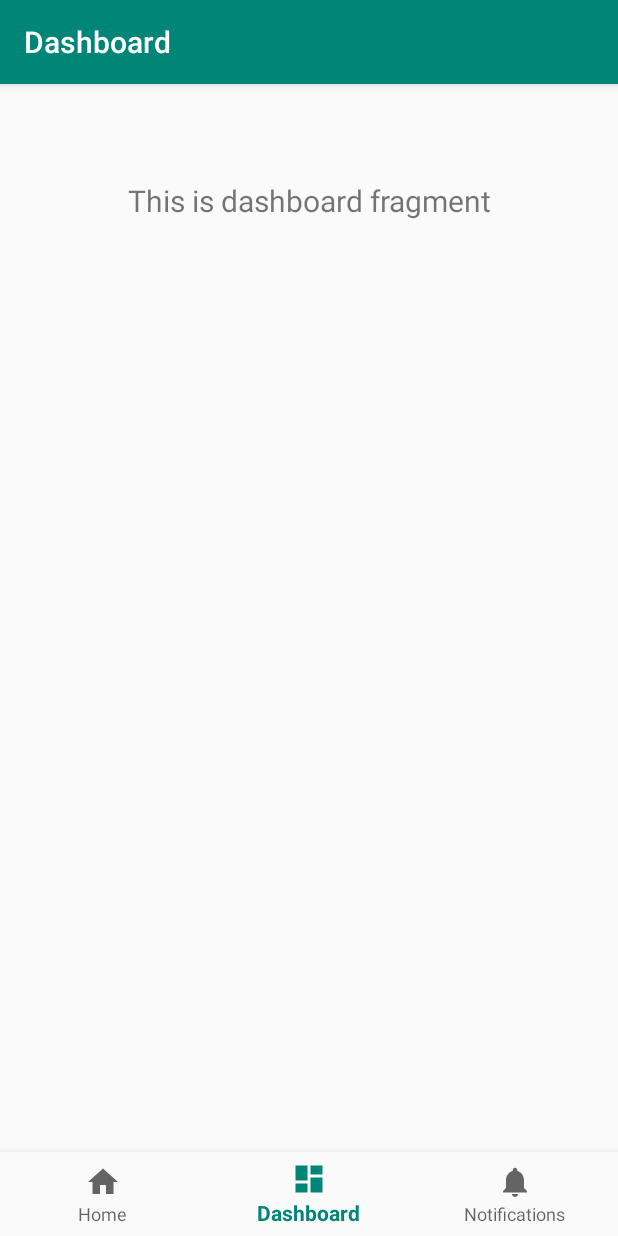
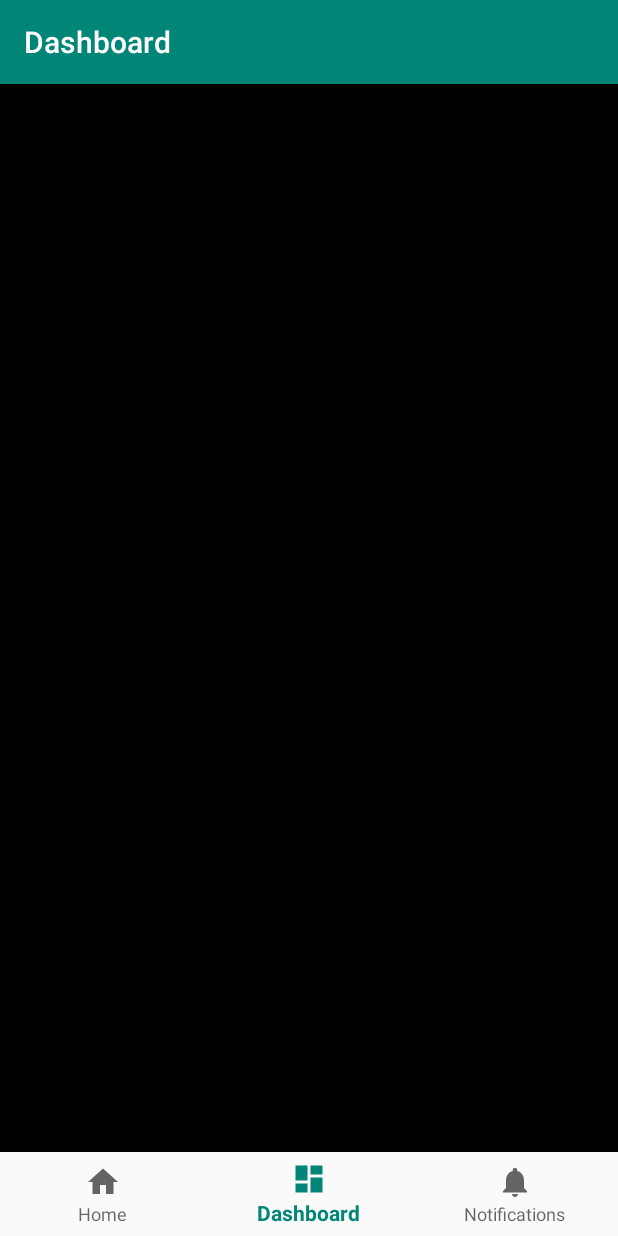
Before and after one commit to swipe-soundboard/swipe-soundboard, an Android app: the screen it shows after launch (MainActivity), item 2 of the bottom bar chosen, on a phone screen of 412 x 824 dp. Run offline under Robolectric (Android 15) with nearby library versions, the phone set to English and light mode, and no system bars; our stand-ins replace navigation-ui.

Commit message:
added pattern swipe to home screen
also changed to black background

```diff
--- a/app/src/main/java/com/kimballleavitt/swipe_soundboard/ui/home/HomeFragment.java
+++ b/app/src/main/java/com/kimballleavitt/swipe_soundboard/ui/home/HomeFragment.java
@@ -4,12 +4,9 @@
 import android.view.LayoutInflater;
 import android.view.View;
 import android.view.ViewGroup;
-import android.widget.TextView;
 
-import androidx.annotation.Nullable;
 import androidx.annotation.NonNull;
 import androidx.fragment.app.Fragment;
-import androidx.lifecycle.Observer;
 import androidx.lifecycle.ViewModelProviders;
 
 import com.kimballleavitt.swipe_soundboard.R;
@@ -23,13 +20,6 @@
         homeViewModel =
                 ViewModelProviders.of(this).get(HomeViewModel.class);
         View root = inflater.inflate(R.layout.fragment_home, container, false);
-        final TextView textView = root.findViewById(R.id.text_home);
-        homeViewModel.getText().observe(this, new Observer<String>() {
-            @Override
-            public void onChanged(@Nullable String s) {
-                textView.setText(s);
-            }
-        });
         return root;
     }
 }
--- a/app/src/main/res/layout/activity_main.xml
+++ b/app/src/main/res/layout/activity_main.xml
@@ -4,7 +4,8 @@
     android:id="@+id/container"
     android:layout_width="match_parent"
     android:layout_height="match_parent"
-    android:paddingTop="?attr/actionBarSize">
+    android:paddingTop="?attr/actionBarSize"
+    android:background="@color/black">
 
     <com.google.android.material.bottomnavigation.BottomNavigationView
         android:id="@+id/nav_view"
--- a/app/src/main/res/values/colors.xml
+++ b/app/src/main/res/values/colors.xml
@@ -3,4 +3,7 @@
     <color name="colorPrimary">#008577</color>
     <color name="colorPrimaryDark">#00574B</color>
     <color name="colorAccent">#D81B60</color>
+    <color name="swipeSoundboardBlue">#0D30F8</color>
+    <color name="swipeSoundboardGreen">#0DE914</color>
+    <color name="black">#000</color>
 </resources>
```
Also changed, not shown: app/src/main/res/layout/fragment_home.xml (+11 -10 lines).
